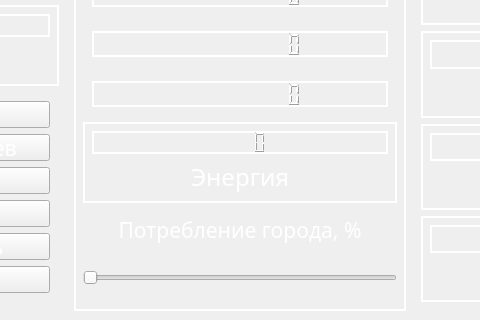
Above: controls/design/reactor_master.ui from LeonidMurashov/Hurricane_in_glass before the change; both pictures show x 272 to 752 and y 448 to 768 of the 1024 by 768 pixel window. Below: the same form after it.
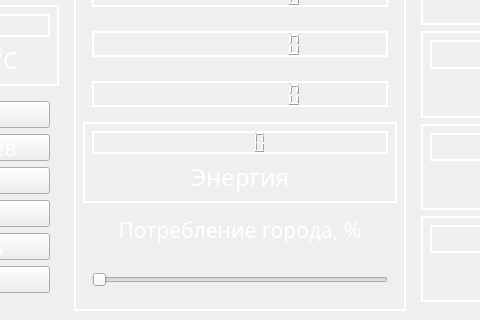
That is the form after the change. Icons and pictures are not drawn.

```diff
--- a/controls/design/reactor_master.ui
+++ b/controls/design/reactor_master.ui
@@ -212,7 +212,7 @@
            </widget>
           </item>
           <item>
-           <widget class="QLabel" name="label_15">
+           <widget class="QLabel" name="label_17">
             <property name="font">
              <font>
               <family>Sans Serif</family>
@@ -231,7 +231,7 @@
              <enum>QFrame::Plain</enum>
             </property>
             <property name="text">
-             <string>&lt;html&gt;&lt;head/&gt;&lt;body&gt;&lt;p align=&quot;center&quot;&gt;Реактор 2, &lt;span style=&quot; vertical-align:super;&quot;&gt;0&lt;/span&gt;С&lt;/p&gt;&lt;/body&gt;&lt;/html&gt;</string>
+             <string>&lt;html&gt;&lt;head/&gt;&lt;body&gt;&lt;p align=&quot;center&quot;&gt;Реактор 1 внутр., &lt;span style=&quot; vertical-align:super;&quot;&gt;0&lt;/span&gt;С&lt;/p&gt;&lt;/body&gt;&lt;/html&gt;</string>
             </property>
            </widget>
           </item>
@@ -396,7 +396,7 @@
              <enum>QFrame::Plain</enum>
             </property>
             <property name="text">
-             <string>&lt;html&gt;&lt;head/&gt;&lt;body&gt;&lt;p align=&quot;center&quot;&gt;Реактор 1, &lt;span style=&quot; vertical-align:super;&quot;&gt;0&lt;/span&gt;С&lt;/p&gt;&lt;/body&gt;&lt;/html&gt;</string>
+             <string>&lt;html&gt;&lt;head/&gt;&lt;body&gt;&lt;p align=&quot;center&quot;&gt;Реактор 1 внутр., &lt;span style=&quot; vertical-align:super;&quot;&gt;0&lt;/span&gt;С&lt;/p&gt;&lt;/body&gt;&lt;/html&gt;</string>
             </property>
            </widget>
           </item>
@@ -909,8 +909,14 @@
          </property>
         </widget>
        </item>
-       <item>
+       <item alignment="Qt::AlignHCenter">
         <widget class="QFrame" name="frame">
+         <property name="minimumSize">
+          <size>
+           <width>314</width>
+           <height>44</height>
+          </size>
+         </property>
          <property name="styleSheet">
           <string notr="true">border: 0px; </string>
          </property>
@@ -920,19 +926,15 @@
          <property name="frameShadow">
           <enum>QFrame::Raised</enum>
          </property>
+         <layout class="QVBoxLayout" name="verticalLayout_21">
+          <item>
          <widget class="QSlider" name="cslider">
-          <property name="geometry">
-           <rect>
-            <x>0</x>
-            <y>10</y>
-            <width>314</width>
-            <height>20</height>
-           </rect>
-          </property>
           <property name="orientation">
            <enum>Qt::Horizontal</enum>
           </property>
          </widget>
+          </item>
+         </layout>
         </widget>
        </item>
       </layout>
```
Lines whose indentation alone changed are shown as unchanged.
